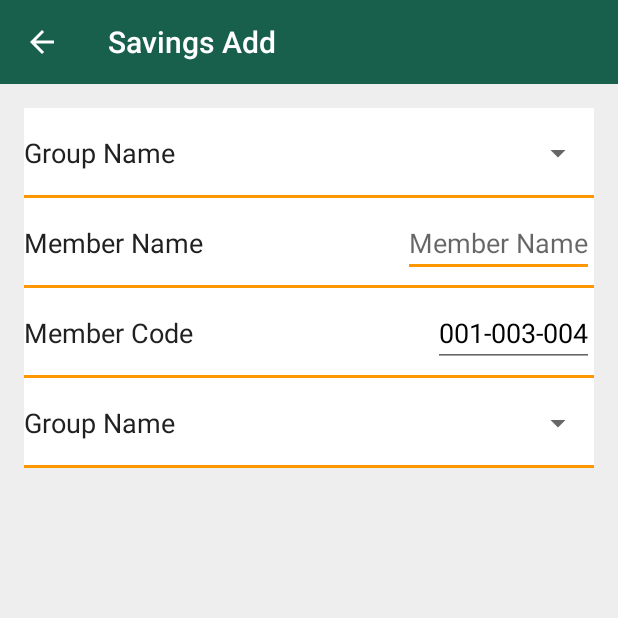
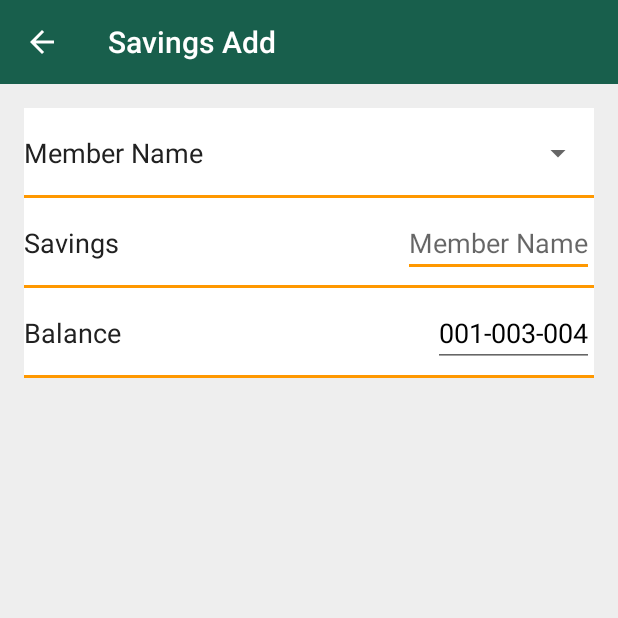
Before and after one commit to mehedi-iitdu/Co-op360, an Android app: the FoSavingsAddActivity screen opened directly, with no data from a screen before it, on a phone screen of 412 x 824 dp, the top half of it. Run offline under Robolectric (Android 15) with nearby library versions, the phone set to English and light mode, and no system bars.

Commit message:
savings entry screen modified

```diff
--- a/app/src/main/res/layout/fo_activity_savings_add.xml
+++ b/app/src/main/res/layout/fo_activity_savings_add.xml
@@ -44,7 +44,7 @@
                 android:layout_alignParentStart="true"
                 android:layout_centerVertical="true"
                 android:gravity="center_vertical"
-                android:text="Group Name"
+                android:text="Member Name"
                 android:textAlignment="center"
                 android:textColor="@color/colorPrimaryText"
                 android:textSize="18sp"
@@ -84,7 +84,7 @@
                 android:layout_alignParentStart="true"
                 android:layout_centerVertical="true"
                 android:gravity="center_vertical"
-                android:text="Member Name"
+                android:text="Savings"
                 android:textAlignment="center"
                 android:textColor="@color/colorPrimaryText"
                 android:textSize="18sp"
@@ -126,7 +126,7 @@
                 android:layout_alignParentStart="true"
                 android:layout_centerVertical="true"
                 android:gravity="center_vertical"
-                android:text="Member Code"
+                android:text="Balance"
                 android:textAlignment="center"
                 android:textColor="@color/colorPrimaryText"
                 android:textSize="18sp"
@@ -154,45 +154,6 @@
 
         </RelativeLayout>
 
-        <RelativeLayout
-            android:layout_width="match_parent"
-            android:layout_height="60dp"
-            android:background="@color/cardview_light_background"
-            android:orientation="horizontal">
-
-            <TextView
-                android:layout_width="wrap_content"
-                android:layout_height="wrap_content"
-                android:layout_alignParentLeft="true"
-                android:layout_alignParentStart="true"
-                android:layout_centerVertical="true"
-                android:gravity="center_vertical"
-                android:text="Group Name"
-                android:textAlignment="center"
-                android:textColor="@color/colorPrimaryText"
-                android:textSize="18sp"
-                tools:ignore="HardcodedText" />
-
-            <Spinner
-                android:id="@+id/spinner"
-                android:layout_width="wrap_content"
-                android:layout_height="wrap_content"
-                android:layout_alignParentEnd="true"
-                android:layout_alignParentRight="true"
-                android:layout_centerVertical="true"
-                android:textAlignment="gravity">
-
-            </Spinner>
-
-            <View
-                android:id="@+id/view"
-                android:layout_width="match_parent"
-                android:layout_height="2dp"
-                android:layout_alignParentBottom="true"
-                android:background="@color/colorAccent" />
-
-        </RelativeLayout>
-
     </LinearLayout>
 
 
```
Also changed, not shown: 1 other file.
